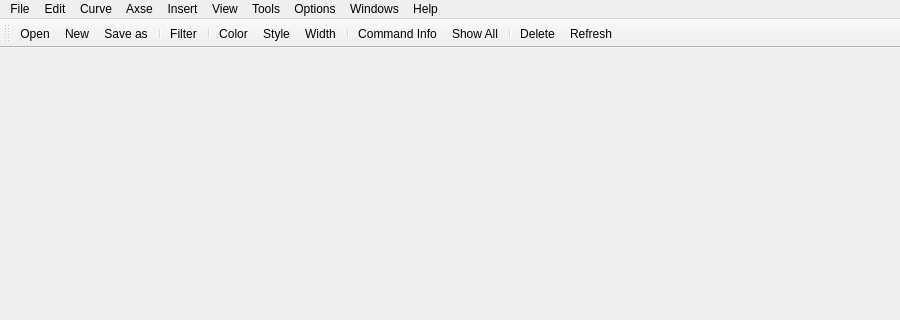
Above: icurve_v2.1/icurve/resource/icurve.ui from Sunfe/icurve before the change; both pictures show x 0 to 900 and y 0 to 320 of the 900 by 600 pixel window. Below: the same form after it.
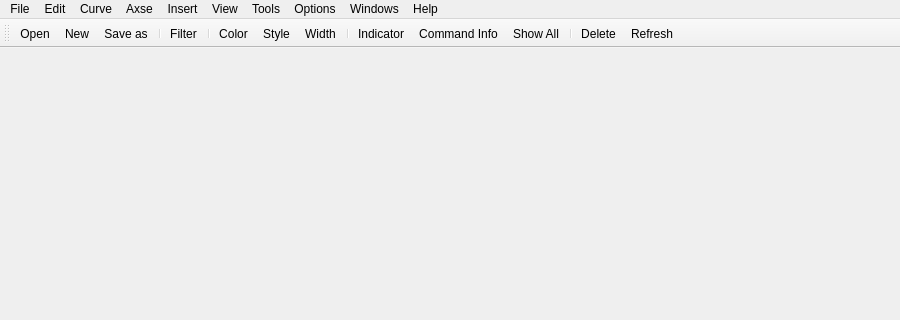
That is the form after the change. Icons and pictures are not drawn.

Diff of the .ui file:
```diff
--- a/icurve_v2.1/icurve/resource/icurve.ui
+++ b/icurve_v2.1/icurve/resource/icurve.ui
@@ -189,7 +189,7 @@
     <enum>TopToolBarArea</enum>
    </attribute>
    <attribute name="toolBarBreak">
-    <bool>true</bool>
+    <bool>false</bool>
    </attribute>
    <addaction name="actionOpen"/>
    <addaction name="actionNew"/>
@@ -201,6 +201,7 @@
    <addaction name="actionStyle"/>
    <addaction name="actionWidth"/>
    <addaction name="separator"/>
+   <addaction name="actionIndicator"/>
    <addaction name="actionInfo"/>
    <addaction name="actionShowAll"/>
    <addaction name="separator"/>
```
Left out of the diff: 1 changed line with no effect on the pictures.
